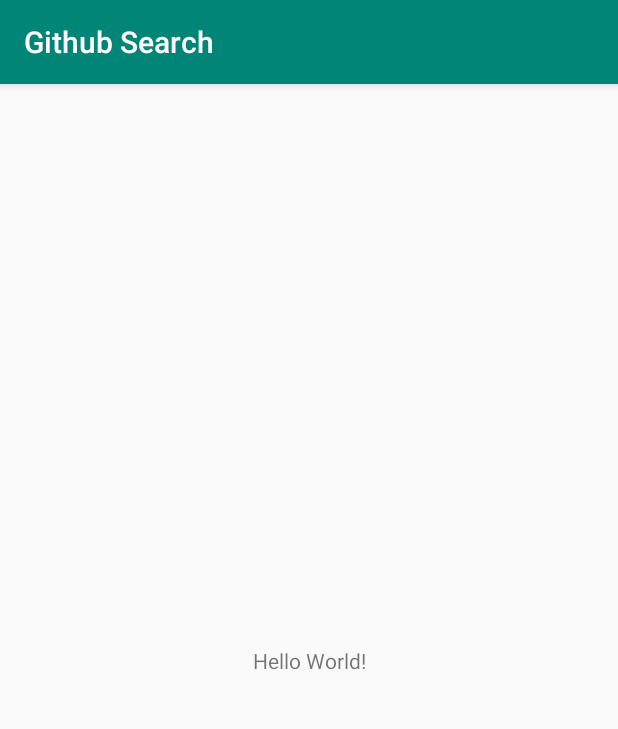
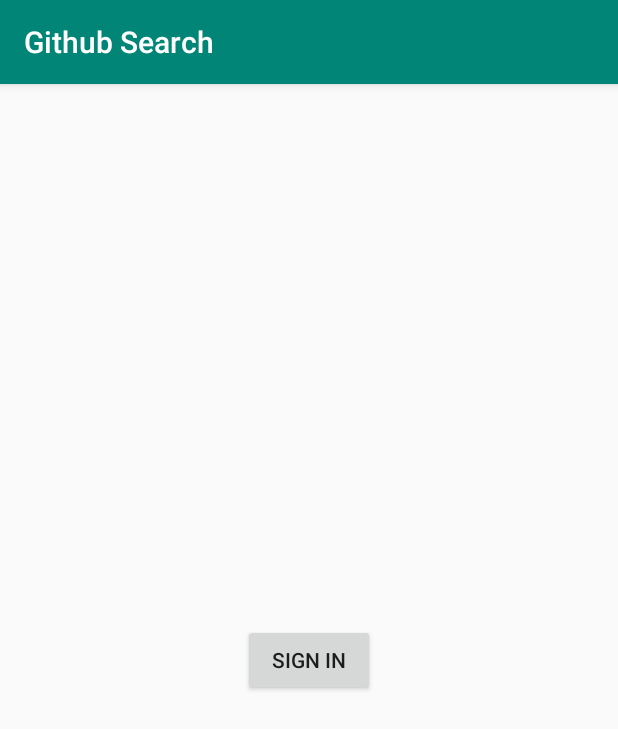
Before and after one commit to salonkasoli/github-search, an Android app: the screen it shows after launch (MainActivity), on a phone screen of 412 x 824 dp. Shown: the top 729 px of the screen. Run offline under Robolectric (Android 15) with nearby library versions, the phone set to English and light mode, and no system bars.

Commit message:
add sign in activity and layout

```diff
--- a/app/src/main/AndroidManifest.xml
+++ b/app/src/main/AndroidManifest.xml
@@ -16,6 +16,7 @@
                 <category android:name="android.intent.category.LAUNCHER"/>
             </intent-filter>
         </activity>
+        <activity android:name=".login.SignInActivity"/>
     </application>
 
 </manifest>
--- a/app/src/main/java/com/github/salonkasoli/githubsearch/MainActivity.kt
+++ b/app/src/main/java/com/github/salonkasoli/githubsearch/MainActivity.kt
@@ -1,12 +1,18 @@
 package com.github.salonkasoli.githubsearch
 
+import android.content.Intent
 import androidx.appcompat.app.AppCompatActivity
 import android.os.Bundle
+import android.widget.Button
+import com.github.salonkasoli.githubsearch.login.SignInActivity
 
 class MainActivity : AppCompatActivity() {
 
     override fun onCreate(savedInstanceState: Bundle?) {
         super.onCreate(savedInstanceState)
         setContentView(R.layout.activity_main)
+        findViewById<Button>(R.id.sign_in_button).setOnClickListener {
+            startActivity(Intent(this, SignInActivity::class.java))
+        }
     }
 }
--- a/app/src/main/res/layout/activity_main.xml
+++ b/app/src/main/res/layout/activity_main.xml
@@ -7,10 +7,11 @@
         android:layout_height="match_parent"
         tools:context=".MainActivity">
 
-    <TextView
+    <Button
+            android:id="@+id/sign_in_button"
             android:layout_width="wrap_content"
             android:layout_height="wrap_content"
-            android:text="Hello World!"
+            android:text="SIGN IN"
             app:layout_constraintBottom_toBottomOf="parent"
             app:layout_constraintLeft_toLeftOf="parent"
             app:layout_constraintRight_toRightOf="parent"
```
Also changed, not shown: app/src/main/java/com/github/salonkasoli/githubsearch/login/SignInActivity.kt (added, +7 -0 lines), app/src/main/res/layout/activity_sign_in.xml (added, +29 -0 lines).
